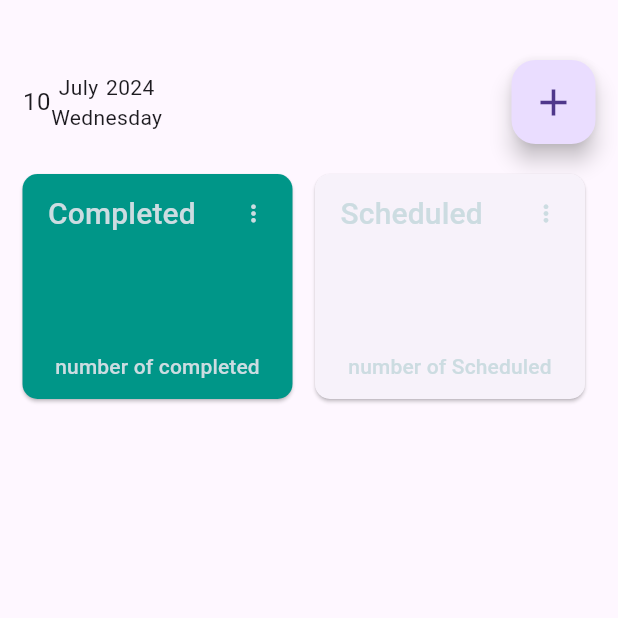
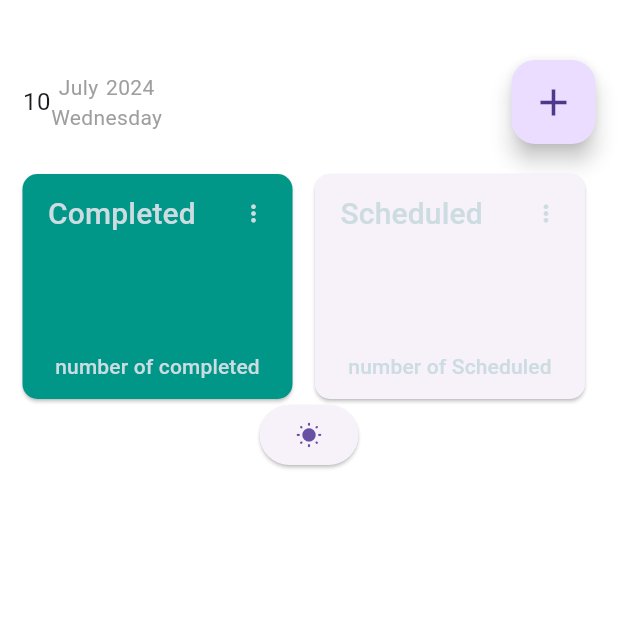
Before and after one commit to trixieo/Reminder-app, a Flutter app: the screen it shows after launch, on a phone screen of 412 x 824 dp, the top half of it. Run offline on Flutter 3.47's test engine with Material 3 defaults, Android fonts, the phone set to English and light mode, and no system bars.

Commit message:
completed the addition of dark mode

```diff
--- a/reminder_app/lib/main.dart
+++ b/reminder_app/lib/main.dart
@@ -4,12 +4,12 @@ import 'dart:async';
 import 'package:flutter/material.dart';
 import 'package:provider/provider.dart';
 import 'package:intl/intl.dart';
-import 'package:adaptive_theme/adaptive_theme.dart';
 
 void main(){
 
   runApp(const MyApp());
 }
+final darknotifier = ValueNotifier<bool>(false);
 
 
 
@@ -19,24 +19,28 @@ class MyApp extends StatelessWidget{
   @override
   Widget build(BuildContext context) {
     return ChangeNotifierProvider(
-
       create: (context) => MyAppState(),
-      child:  AdaptiveTheme(
-        light: ThemeData.light(useMaterial3: true),
-        dark: ThemeData.dark(useMaterial3: true),
-        initial: AdaptiveThemeMode.light,
-        builder: (theme, darktheme) {
+      child: ValueListenableBuilder<bool>(
+        valueListenable: darknotifier,
+        builder: (BuildContext context , bool isDark, Widget? child){
           return MaterialApp(
             title: 'Reminder',
-            theme: theme,
-            darkTheme: darktheme,
+            themeMode: isDark ? ThemeMode.dark : ThemeMode.light,
+            theme: ThemeData(
+              primaryColor: Colors.teal,
+              scaffoldBackgroundColor: Colors.white,
+              textTheme: TextTheme(bodyMedium: TextStyle(color: Colors.grey))
+            ),
+            darkTheme: ThemeData.dark(),
 
             home: MyHomePage()
               );
+        })
+      );
         }
-      ));
 
-  }
+
+
 }
 class MyAppState extends ChangeNotifier{
   final reminders=[];
@@ -89,6 +93,10 @@ class MainPage extends StatefulWidget{
   }
 
 class _MainPageState extends State<MainPage>{
+  void dispose(){
+    darknotifier.dispose();
+    super.dispose();
+  }
 
 
   @override
@@ -96,12 +104,12 @@ class _MainPageState extends State<MainPage>{
     var appState = context.watch<MyAppState>();
     final theme = Theme.of(context);
     final date =appState.now;
-    final buttonTheme = theme.buttonTheme;
+    bool isDark = darknotifier.value;
 
-     String formattedDay = DateFormat('dd').format(date);
-     String formattedMonth = DateFormat('MMMM').format(date);
-     String formattedYear = DateFormat('yyyy').format(date);
-     String formattedDayOfWeek = DateFormat('EEEE').format(date);
+    String formattedDay = DateFormat('dd').format(date);
+    String formattedMonth = DateFormat('MMMM').format(date);
+    String formattedYear = DateFormat('yyyy').format(date);
+    String formattedDayOfWeek = DateFormat('EEEE').format(date);
 
 
     return Scaffold(
@@ -235,7 +243,10 @@ class _MainPageState extends State<MainPage>{
 
               ],
 
-            ),
+            ), ElevatedButton(onPressed: (){
+              isDark = !isDark;
+              darknotifier.value = isDark;
+            }, child: Icon(isDark? Icons.wb_sunny_outlined : Icons.wb_sunny_rounded))
 
             ])
           )
```
Also changed, not shown: 1 other file.
